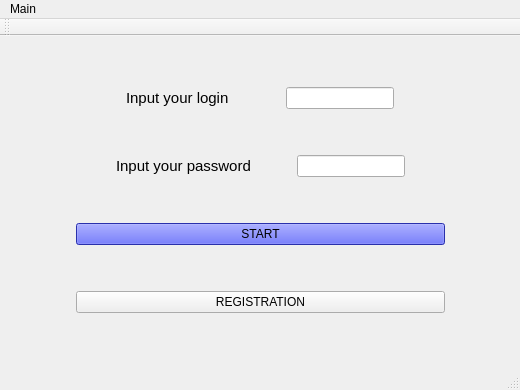
Above: mainwindow.ui from ValeriaGrigoruants/Platform-for-learning-programming before the change. Below: the same form after it.
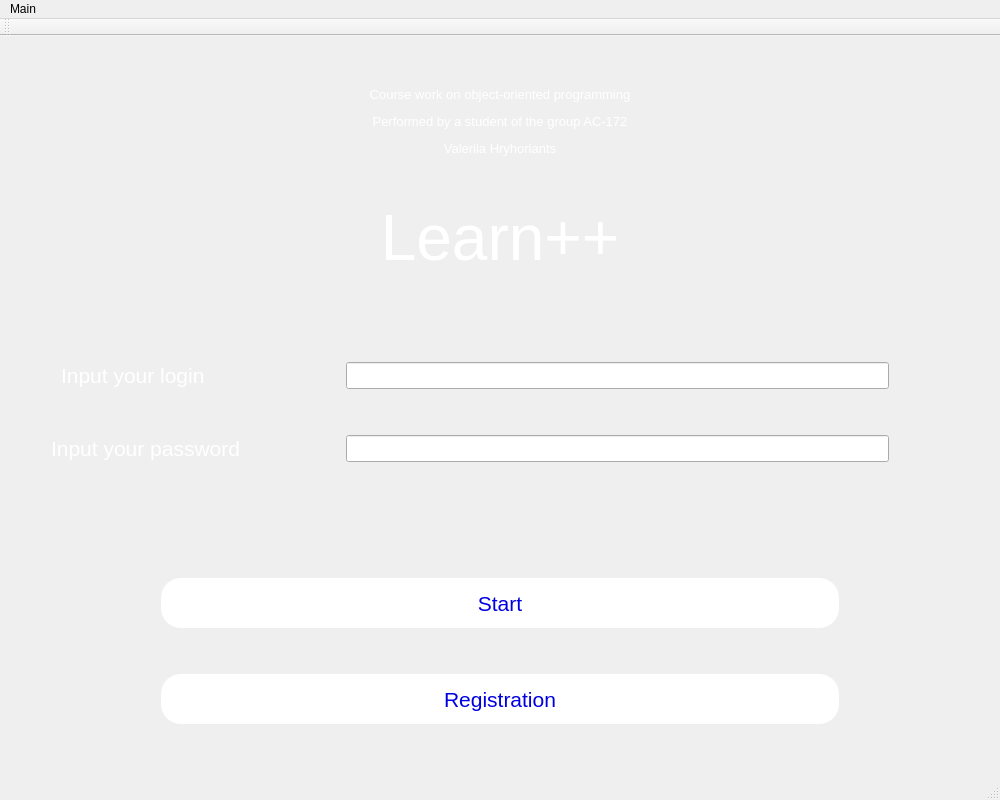
That is the form after the change.

The edit to the form file:
```diff
--- a/mainwindow.ui
+++ b/mainwindow.ui
@@ -6,21 +6,67 @@
    <rect>
     <x>0</x>
     <y>0</y>
-    <width>520</width>
-    <height>390</height>
+    <width>1000</width>
+    <height>800</height>
    </rect>
   </property>
   <property name="windowTitle">
    <string>MainWindow</string>
   </property>
   <property name="styleSheet">
-   <string notr="true">MainWindow {
-	background-color: rgb(125, 255, 216);
-}</string>
+   <string notr="true">p {
+	color: white;
+}
+</string>
   </property>
   <widget class="QWidget" name="centralWidget">
-   <layout class="QGridLayout" name="gridLayout">
-    <item row="0" column="1">
+   <layout class="QVBoxLayout" name="verticalLayout">
+    <item>
+     <widget class="QLabel" name="picture">
+      <property name="enabled">
+       <bool>true</bool>
+      </property>
+      <property name="sizePolicy">
+       <sizepolicy hsizetype="MinimumExpanding" vsizetype="Fixed">
+        <horstretch>0</horstretch>
+        <verstretch>150</verstretch>
+       </sizepolicy>
+      </property>
+      <property name="text">
+       <string>&lt;html&gt;&lt;head/&gt;&lt;body&gt;&lt;p align=&quot;center&quot;&gt;&lt;span style=&quot; font-size:10pt; color:#ffffff;&quot;&gt;Course work on object-oriented programming&lt;/span&gt;&lt;/p&gt;&lt;p align=&quot;center&quot;&gt;&lt;span style=&quot; font-size:10pt; color:#ffffff;&quot;&gt;Performed by a student of the group AC-172&lt;/span&gt;&lt;/p&gt;&lt;p align=&quot;center&quot;&gt;&lt;span style=&quot; font-size:10pt; color:#ffffff;&quot;&gt;Valeriia Hryhoriants&lt;/span&gt;&lt;/p&gt;&lt;/body&gt;&lt;/html&gt;</string>
+      </property>
+     </widget>
+    </item>
+    <item>
+     <widget class="QLabel" name="label_3">
+      <property name="sizePolicy">
+       <sizepolicy hsizetype="Preferred" vsizetype="Fixed">
+        <horstretch>0</horstretch>
+        <verstretch>80</verstretch>
+       </sizepolicy>
+      </property>
+      <property name="text">
+       <string>&lt;html&gt;&lt;head/&gt;&lt;body&gt;&lt;p align=&quot;center&quot;&gt;&lt;span style=&quot; font-size:48pt; color:#ffffff;&quot;&gt;Learn++&lt;/span&gt;&lt;/p&gt;&lt;/body&gt;&lt;/html&gt;</string>
+      </property>
+     </widget>
+    </item>
+    <item>
+     <spacer name="verticalSpacer_3">
+      <property name="orientation">
+       <enum>Qt::Vertical</enum>
+      </property>
+      <property name="sizeType">
+       <enum>QSizePolicy::Fixed</enum>
+      </property>
+      <property name="sizeHint" stdset="0">
+       <size>
+        <width>20</width>
+        <height>40</height>
+       </size>
+      </property>
+     </spacer>
+    </item>
+    <item>
      <layout class="QHBoxLayout" name="horizontalLayout">
       <item>
        <widget class="QLabel" name="label">
@@ -37,7 +83,7 @@
          <number>0</number>
         </property>
         <property name="text">
-         <string>&lt;html&gt;&lt;head/&gt;&lt;body&gt;&lt;p&gt;&lt;span style=&quot; font-size:11pt;&quot;&gt;Input your login&lt;/span&gt;&lt;/p&gt;&lt;/body&gt;&lt;/html&gt;</string>
+         <string>&lt;html&gt;&lt;head/&gt;&lt;body&gt;&lt;p&gt;&lt;span style=&quot; font-size:16pt; color:#ffffff;&quot;&gt;Input your login&lt;/span&gt;&lt;/p&gt;&lt;/body&gt;&lt;/html&gt;</string>
         </property>
         <property name="textFormat">
          <enum>Qt::AutoText</enum>
@@ -61,22 +107,54 @@
         <property name="orientation">
          <enum>Qt::Horizontal</enum>
         </property>
+        <property name="sizeType">
+         <enum>QSizePolicy::Fixed</enum>
+        </property>
         <property name="sizeHint" stdset="0">
          <size>
-          <width>40</width>
+          <width>135</width>
           <height>20</height>
          </size>
         </property>
        </spacer>
       </item>
       <item>
-       <widget class="QLineEdit" name="surname"/>
+       <widget class="QLineEdit" name="surname">
+        <property name="font">
+         <font>
+          <pointsize>12</pointsize>
+         </font>
+        </property>
+       </widget>
       </item>
       <item>
        <spacer name="horizontalSpacer_4">
         <property name="orientation">
          <enum>Qt::Horizontal</enum>
         </property>
+        <property name="sizeType">
+         <enum>QSizePolicy::Fixed</enum>
+        </property>
+        <property name="sizeHint" stdset="0">
+         <size>
+          <width>100</width>
+          <height>20</height>
+         </size>
+        </property>
+       </spacer>
+      </item>
+     </layout>
+    </item>
+    <item>
+     <layout class="QHBoxLayout" name="horizontalLayout_2">
+      <item>
+       <spacer name="horizontalSpacer">
+        <property name="orientation">
+         <enum>Qt::Horizontal</enum>
+        </property>
+        <property name="sizeType">
+         <enum>QSizePolicy::Fixed</enum>
+        </property>
         <property name="sizeHint" stdset="0">
          <size>
           <width>40</width>
@@ -85,10 +163,75 @@
         </property>
        </spacer>
       </item>
+      <item>
+       <widget class="QLabel" name="label_2">
+        <property name="sizePolicy">
+         <sizepolicy hsizetype="Fixed" vsizetype="Preferred">
+          <horstretch>150</horstretch>
+          <verstretch>0</verstretch>
+         </sizepolicy>
+        </property>
+        <property name="text">
+         <string>&lt;html&gt;&lt;head/&gt;&lt;body&gt;&lt;p&gt;&lt;span style=&quot; font-size:16pt; color:#ffffff;&quot;&gt;Input your password&lt;/span&gt;&lt;/p&gt;&lt;/body&gt;&lt;/html&gt;</string>
+        </property>
+       </widget>
+      </item>
+      <item>
+       <spacer name="horizontalSpacer_5">
+        <property name="orientation">
+         <enum>Qt::Horizontal</enum>
+        </property>
+        <property name="sizeType">
+         <enum>QSizePolicy::Fixed</enum>
+        </property>
+        <property name="sizeHint" stdset="0">
+         <size>
+          <width>100</width>
+          <height>20</height>
+         </size>
+        </property>
+       </spacer>
+      </item>
+      <item>
+       <widget class="QLineEdit" name="password">
+        <property name="font">
+         <font>
+          <pointsize>12</pointsize>
+         </font>
+        </property>
+        <property name="echoMode">
+         <enum>QLineEdit::Password</enum>
+        </property>
+       </widget>
+      </item>
+      <item>
+       <spacer name="horizontalSpacer_6">
+        <property name="orientation">
+         <enum>Qt::Horizontal</enum>
+        </property>
+        <property name="sizeType">
+         <enum>QSizePolicy::Fixed</enum>
+        </property>
+        <property name="sizeHint" stdset="0">
+         <size>
+          <width>100</width>
+          <height>20</height>
+         </size>
+        </property>
+       </spacer>
+      </item>
      </layout>
     </item>
-    <item row="4" column="1">
+    <item>
+     <layout class="QGridLayout" name="gridLayout">
+      <item row="1" column="1">
      <widget class="QPushButton" name="Start">
+        <property name="minimumSize">
+         <size>
+          <width>0</width>
+          <height>50</height>
+         </size>
+        </property>
       <property name="palette">
        <palette>
         <active>
@@ -97,16 +240,16 @@
            <color alpha="255">
             <red>0</red>
             <green>0</green>
-            <blue>0</blue>
+              <blue>225</blue>
            </color>
           </brush>
          </colorrole>
          <colorrole role="Button">
           <brush brushstyle="SolidPattern">
            <color alpha="255">
-            <red>58</red>
-            <green>67</green>
-            <blue>240</blue>
+              <red>255</red>
+              <green>255</green>
+              <blue>255</blue>
            </color>
           </brush>
          </colorrole>
@@ -151,7 +294,7 @@
            <color alpha="255">
             <red>0</red>
             <green>0</green>
-            <blue>0</blue>
+              <blue>225</blue>
            </color>
           </brush>
          </colorrole>
@@ -169,7 +312,7 @@
            <color alpha="255">
             <red>0</red>
             <green>0</green>
-            <blue>0</blue>
+              <blue>225</blue>
            </color>
           </brush>
          </colorrole>
@@ -185,9 +328,9 @@
          <colorrole role="Window">
           <brush brushstyle="SolidPattern">
            <color alpha="255">
-            <red>58</red>
-            <green>67</green>
-            <blue>240</blue>
+              <red>255</red>
+              <green>255</green>
+              <blue>255</blue>
            </color>
           </brush>
          </colorrole>
@@ -234,16 +377,16 @@
            <color alpha="255">
             <red>0</red>
             <green>0</green>
-            <blue>0</blue>
+              <blue>225</blue>
            </color>
           </brush>
          </colorrole>
          <colorrole role="Button">
           <brush brushstyle="SolidPattern">
            <color alpha="255">
-            <red>58</red>
-            <green>67</green>
-            <blue>240</blue>
+              <red>255</red>
+              <green>255</green>
+              <blue>255</blue>
            </color>
           </brush>
          </colorrole>
@@ -288,7 +431,7 @@
            <color alpha="255">
             <red>0</red>
             <green>0</green>
-            <blue>0</blue>
+              <blue>225</blue>
            </color>
           </brush>
          </colorrole>
@@ -306,7 +449,7 @@
            <color alpha="255">
             <red>0</red>
             <green>0</green>
-            <blue>0</blue>
+              <blue>225</blue>
            </color>
           </brush>
          </colorrole>
@@ -322,9 +465,9 @@
          <colorrole role="Window">
           <brush brushstyle="SolidPattern">
            <color alpha="255">
-            <red>58</red>
-            <green>67</green>
-            <blue>240</blue>
+              <red>255</red>
+              <green>255</green>
+              <blue>255</blue>
            </color>
           </brush>
          </colorrole>
@@ -369,18 +512,18 @@
          <colorrole role="WindowText">
           <brush brushstyle="SolidPattern">
            <color alpha="255">
-            <red>29</red>
-            <green>33</green>
-            <blue>120</blue>
+              <red>0</red>
+              <green>0</green>
+              <blue>225</blue>
            </color>
           </brush>
          </colorrole>
          <colorrole role="Button">
           <brush brushstyle="SolidPattern">
            <color alpha="255">
-            <red>58</red>
-            <green>67</green>
-            <blue>240</blue>
+              <red>255</red>
+              <green>255</green>
+              <blue>255</blue>
            </color>
           </brush>
          </colorrole>
@@ -423,9 +566,9 @@
          <colorrole role="Text">
           <brush brushstyle="SolidPattern">
            <color alpha="255">
-            <red>29</red>
-            <green>33</green>
-            <blue>120</blue>
+              <red>0</red>
+              <green>0</green>
+              <blue>225</blue>
            </color>
           </brush>
          </colorrole>
@@ -441,27 +584,27 @@
          <colorrole role="ButtonText">
           <brush brushstyle="SolidPattern">
            <color alpha="255">
-            <red>29</red>
-            <green>33</green>
-            <blue>120</blue>
+              <red>0</red>
+              <green>0</green>
+              <blue>225</blue>
            </color>
           </brush>
          </colorrole>
          <colorrole role="Base">
           <brush brushstyle="SolidPattern">
            <color alpha="255">
-            <red>58</red>
-            <green>67</green>
-            <blue>240</blue>
+              <red>255</red>
+              <green>255</green>
+              <blue>255</blue>
            </color>
           </brush>
          </colorrole>
          <colorrole role="Window">
           <brush brushstyle="SolidPattern">
            <color alpha="255">
-            <red>58</red>
-            <green>67</green>
-            <blue>240</blue>
+              <red>255</red>
+              <green>255</green>
+              <blue>255</blue>
            </color>
           </brush>
          </colorrole>
@@ -505,100 +648,106 @@
        </palette>
       </property>
       <property name="styleSheet">
-       <string notr="true">Start {
-background-color: rgb(85, 55, 255)}
+         <string notr="true">#Start {
+	font: 16pt;
+color: rgb(0, 0, 225);
+border-radius: 20px;
+background-color: rgb(255, 255, 255)}
 </string>
       </property>
       <property name="text">
-       <string>START</string>
+         <string>Start</string>
       </property>
      </widget>
     </item>
-    <item row="1" column="1">
-     <layout class="QHBoxLayout" name="horizontalLayout_2">
-      <item>
-       <spacer name="horizontalSpacer">
+      <item row="1" column="2">
+       <spacer name="horizontalSpacer_7">
         <property name="orientation">
          <enum>Qt::Horizontal</enum>
         </property>
-        <property name="sizeHint" stdset="0">
-         <size>
-          <width>40</width>
-          <height>20</height>
-         </size>
+        <property name="sizeType">
+         <enum>QSizePolicy::Fixed</enum>
         </property>
-       </spacer>
-      </item>
-      <item>
-       <widget class="QLabel" name="label_2">
-        <property name="text">
-         <string>&lt;html&gt;&lt;head/&gt;&lt;body&gt;&lt;p&gt;&lt;span style=&quot; font-size:11pt;&quot;&gt;Input your password&lt;/span&gt;&lt;/p&gt;&lt;/body&gt;&lt;/html&gt;</string>
-        </property>
-       </widget>
-      </item>
-      <item>
-       <spacer name="horizontalSpacer_5">
-        <property name="orientation">
-         <enum>Qt::Horizontal</enum>
-        </property>
         <property name="sizeHint" stdset="0">
          <size>
-          <width>40</width>
+          <width>150</width>
           <height>20</height>
          </size>
         </property>
        </spacer>
       </item>
-      <item>
-       <widget class="QLineEdit" name="password"/>
-      </item>
-      <item>
-       <spacer name="horizontalSpacer_6">
-        <property name="orientation">
-         <enum>Qt::Horizontal</enum>
-        </property>
-        <property name="sizeHint" stdset="0">
-         <size>
-          <width>40</width>
-          <height>20</height>
-         </size>
-        </property>
-       </spacer>
-      </item>
-     </layout>
-    </item>
-    <item row="0" column="2">
+      <item row="1" column="0">
      <spacer name="horizontalSpacer_2">
       <property name="orientation">
        <enum>Qt::Horizontal</enum>
       </property>
+        <property name="sizeType">
+         <enum>QSizePolicy::Fixed</enum>
+        </property>
       <property name="sizeHint" stdset="0">
        <size>
-        <width>40</width>
+          <width>150</width>
         <height>20</height>
        </size>
       </property>
      </spacer>
     </item>
-    <item row="5" column="1">
+      <item row="2" column="1">
+       <spacer name="verticalSpacer">
+        <property name="orientation">
+         <enum>Qt::Vertical</enum>
+        </property>
+        <property name="sizeType">
+         <enum>QSizePolicy::Fixed</enum>
+        </property>
+        <property name="sizeHint" stdset="0">
+         <size>
+          <width>20</width>
+          <height>40</height>
+         </size>
+        </property>
+       </spacer>
+      </item>
+      <item row="3" column="1">
      <widget class="QPushButton" name="registration">
+        <property name="minimumSize">
+         <size>
+          <width>0</width>
+          <height>50</height>
+         </size>
+        </property>
+        <property name="cursor">
+         <cursorShape>PointingHandCursor</cursorShape>
+        </property>
+        <property name="styleSheet">
+         <string notr="true">#registration {
+	font: 16pt;
+color: rgb(0, 0, 225);
+border-radius: 20px;
+background-color: rgb(255, 255, 255)}</string>
+        </property>
       <property name="text">
-       <string>REGISTRATION</string>
+         <string>Registration</string>
       </property>
      </widget>
     </item>
-    <item row="1" column="0">
-     <spacer name="horizontalSpacer_7">
+      <item row="0" column="1">
+       <spacer name="verticalSpacer_2">
       <property name="orientation">
-       <enum>Qt::Horizontal</enum>
+         <enum>Qt::Vertical</enum>
+        </property>
+        <property name="sizeType">
+         <enum>QSizePolicy::Fixed</enum>
       </property>
       <property name="sizeHint" stdset="0">
        <size>
-        <width>40</width>
-        <height>20</height>
+          <width>20</width>
+          <height>70</height>
        </size>
       </property>
      </spacer>
+      </item>
+     </layout>
     </item>
    </layout>
   </widget>
@@ -607,7 +756,7 @@
     <rect>
      <x>0</x>
      <y>0</y>
-     <width>520</width>
+     <width>1000</width>
      <height>26</height>
     </rect>
    </property>
```
Left out of the diff: 3 changed lines with no effect on the pictures. Lines whose indentation alone changed are shown as unchanged.
